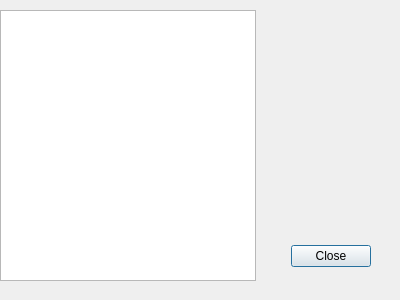
This is ui/history.ui in Narfinger/reknote as Qt 5 draws it before an edit. The edited form follows.
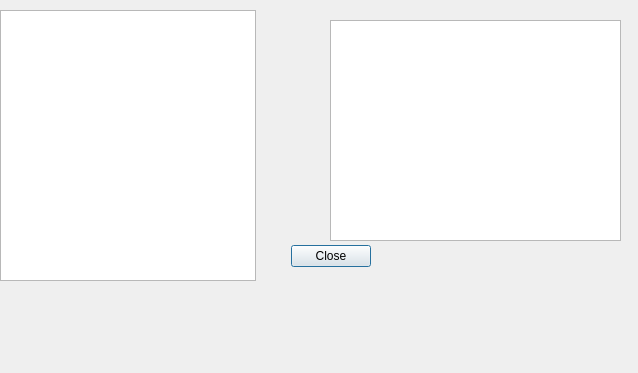
This is the edited form.

Diff of the .ui file:
```diff
--- a/ui/history.ui
+++ b/ui/history.ui
@@ -6,8 +6,8 @@
    <rect>
     <x>0</x>
     <y>0</y>
-    <width>400</width>
-    <height>300</height>
+    <width>638</width>
+    <height>373</height>
    </rect>
   </property>
   <property name="windowTitle">
@@ -39,6 +39,16 @@
     </rect>
    </property>
   </widget>
+  <widget class="QTextEdit" name="textEdit">
+   <property name="geometry">
+    <rect>
+     <x>330</x>
+     <y>20</y>
+     <width>291</width>
+     <height>221</height>
+    </rect>
+   </property>
+  </widget>
  </widget>
  <resources/>
  <connections>
```
